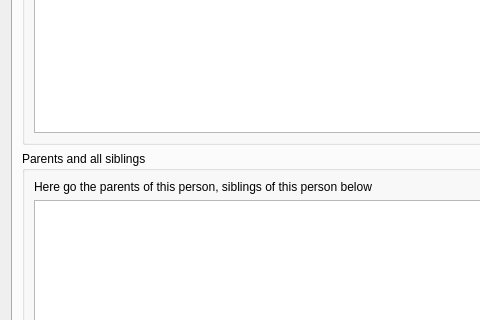
Old version of the form dialogs/persondialog.ui in the repository caybro/pedikree; both pictures show x 0 to 480 and y 122 to 442 of the 587 by 536 pixel window.
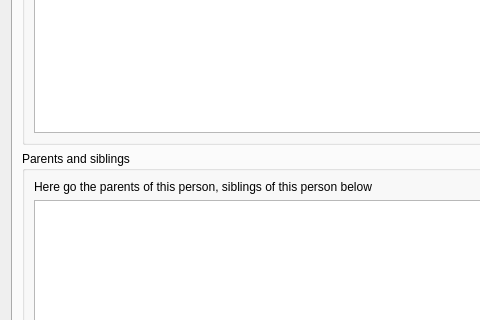
New version of the form. The open tabs and pages were chosen to show the change. Icons and pictures are not drawn.

The edit to the form file:
```diff
--- a/dialogs/persondialog.ui
+++ b/dialogs/persondialog.ui
@@ -454,7 +454,7 @@
        <item>
         <widget class="QGroupBox" name="gbParents_Siblings">
          <property name="title">
-          <string>Parents and all siblings</string>
+          <string>Parents and siblings</string>
          </property>
          <layout class="QVBoxLayout" name="verticalLayout_4">
           <item>
```
Left out of the diff: 2 changed lines with no effect on the pictures.
